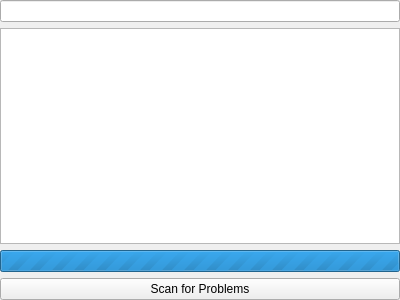
Above: ui/tools/problemreporter/problemreporterwidget.ui from KDAB/GammaRay before the change. Below: the same form after it.
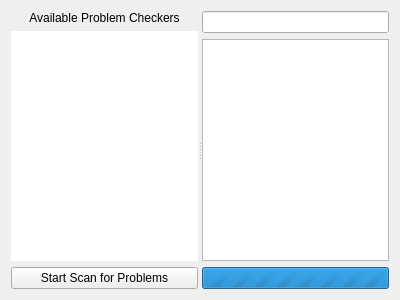
That is the form after the change. Custom widgets are drawn as their Qt base class.

Commit message:
Allow filtering the problem list by source
This commit adds a list of available problem checkers that can be used
to filter the problem list by source and allows to preselect the scans
to be done before starting a scan.

To make this possible, the structure of the scans was refactored on the
server side: Instead of reacting to a signal we now register a callback,
which the ProblemCollector calls if the check is enabled. The custom
callback gives the opportunity to give the checkers a name and a
description and gives the ProblemCollector the power to choose which
ones to call.

What changed in the file:
```diff
--- a/ui/tools/problemreporter/problemreporterwidget.ui
+++ b/ui/tools/problemreporter/problemreporterwidget.ui
@@ -10,6 +10,50 @@
     <height>300</height>
    </rect>
   </property>
+  <layout class="QVBoxLayout" name="toplevelLayout">
+   <item>
+    <widget class="QSplitter" name="splitter">
+     <property name="orientation">
+      <enum>Qt::Horizontal</enum>
+     </property>
+     <widget class="QWidget" name="layoutWidget">
+      <layout class="QVBoxLayout" name="verticalLayout">
+       <property name="margin">
+        <number>0</number>
+       </property>
+       <item>
+        <widget class="QLabel" name="label">
+         <property name="text">
+          <string>Available Problem Checkers</string>
+         </property>
+         <property name="alignment">
+          <set>Qt::AlignCenter</set>
+         </property>
+        </widget>
+       </item>
+       <item>
+        <widget class="QListView" name="problemfilterwidget">
+         <property name="frameShape">
+          <enum>QFrame::NoFrame</enum>
+         </property>
+         <property name="frameShadow">
+          <enum>QFrame::Plain</enum>
+         </property>
+         <property name="selectionMode">
+          <enum>QAbstractItemView::NoSelection</enum>
+         </property>
+        </widget>
+       </item>
+       <item>
+        <widget class="QPushButton" name="scanButton">
+         <property name="text">
+          <string>Start Scan for Problems</string>
+         </property>
+        </widget>
+       </item>
+      </layout>
+     </widget>
+     <widget class="QWidget" name="layoutWidget">
   <layout class="QVBoxLayout" name="verticalLayout">
    <property name="margin">
     <number>0</number>
@@ -34,11 +78,8 @@
      </property>
     </widget>
    </item>
-   <item>
-    <widget class="QPushButton" name="scanButton">
-     <property name="text">
-      <string>Scan for Problems</string>
-     </property>
+      </layout>
+     </widget>
     </widget>
    </item>
   </layout>
```
Lines whose indentation alone changed are shown as unchanged. The commit also changes 16 other files.
